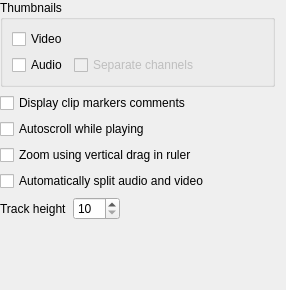
First picture: the form in src/ui/configtimeline_ui.ui, repository KDE/kdenlive, before the edit.
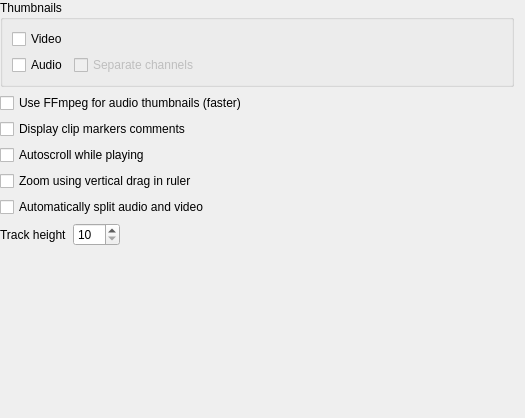
Second picture: the form after the edit.

Commit message: New option to create audio thumbs through FFmpeg instead of MLT (7x faster)

Patch:
```diff
--- a/src/ui/configtimeline_ui.ui
+++ b/src/ui/configtimeline_ui.ui
@@ -6,8 +6,8 @@
    <rect>
     <x>0</x>
     <y>0</y>
-    <width>286</width>
-    <height>290</height>
+    <width>525</width>
+    <height>418</height>
    </rect>
   </property>
   <layout class="QVBoxLayout" name="verticalLayout">
@@ -67,6 +67,13 @@
      </layout>
     </widget>
    </item>
+   <item>
+    <widget class="QCheckBox" name="kcfg_ffmpegaudiothumbnails">
+     <property name="text">
+      <string>Use FFmpeg for audio thumbnails (faster)</string>
+     </property>
+    </widget>
+   </item>
    <item>
     <widget class="QCheckBox" name="kcfg_showmarkers">
      <property name="text">
```
The commit also changes 5 other files.
